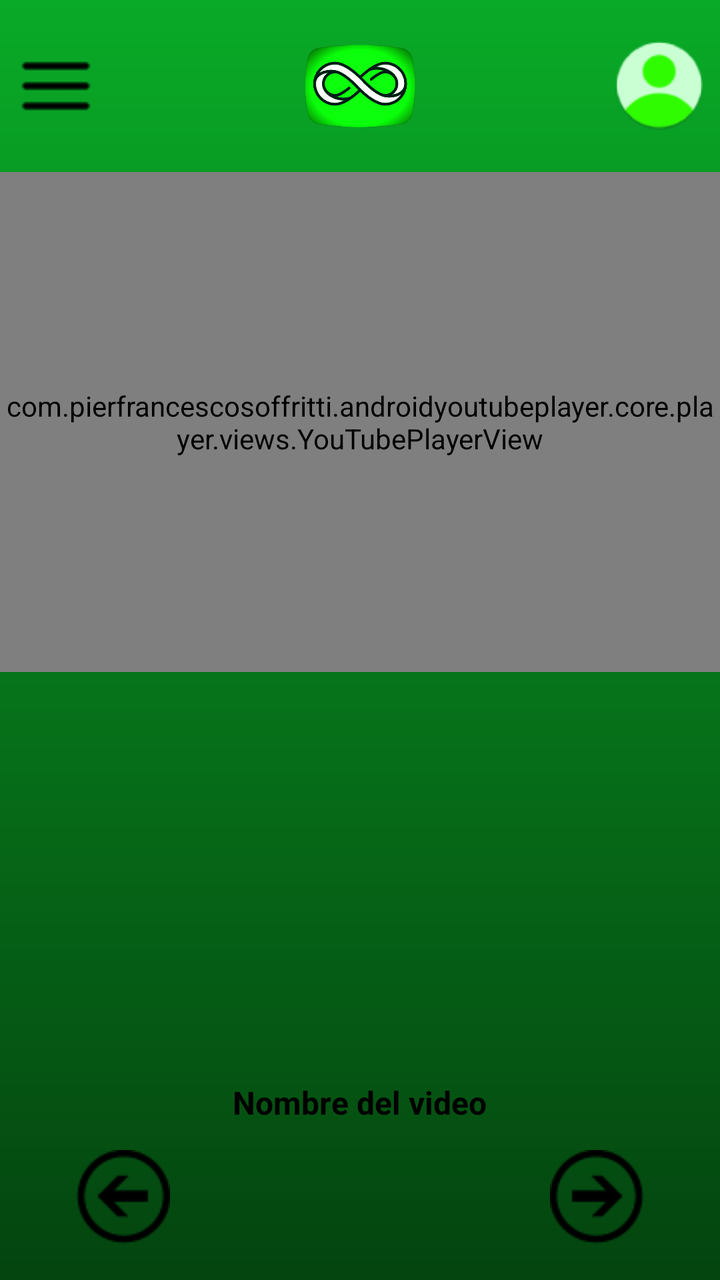
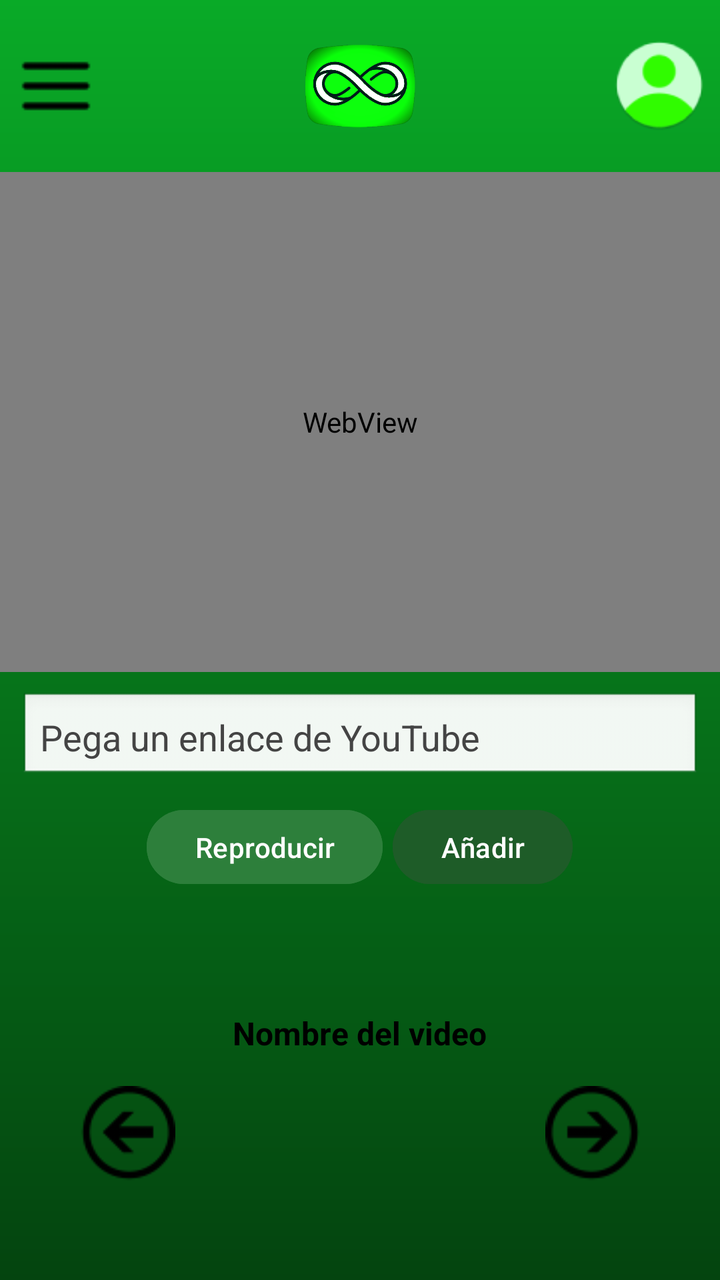

The first picture is an Android layout as it rendered before a commit; the second is the same layout after the commit. The layout source and the unified diff follow.
<!-- AndroidManifest.xml: application theme Theme.LoopTube -->
<!-- res/layout/activity_main.xml -->
<?xml version="1.0" encoding="utf-8"?>
<androidx.constraintlayout.widget.ConstraintLayout
    xmlns:android="http://schemas.android.com/apk/res/android"
    xmlns:app="http://schemas.android.com/apk/res-auto"
    android:layout_width="match_parent"
    android:layout_height="match_parent"
    android:background="@drawable/gradiente_verde">

    
    <androidx.constraintlayout.widget.ConstraintLayout
        android:id="@+id/header"
        android:layout_width="match_parent"
        android:layout_height="wrap_content"
        android:padding="8dp"
        app:layout_constraintTop_toTopOf="parent">

        <ImageButton
            android:id="@+id/btnMenu"
            android:layout_width="40dp"
            android:layout_height="40dp"
            android:src="@drawable/ic_menu"
            android:background="@null"
            app:tint="#000000"
            app:layout_constraintStart_toStartOf="parent"
            app:layout_constraintTop_toTopOf="parent"
            app:layout_constraintBottom_toBottomOf="parent" />

        <ImageView
            android:id="@+id/logoApp"
            android:layout_width="70dp"
            android:layout_height="70dp"
            android:src="@drawable/looptubeicon"
            app:layout_constraintTop_toTopOf="parent"
            app:layout_constraintBottom_toBottomOf="parent"
            app:layout_constraintStart_toStartOf="parent"
            app:layout_constraintEnd_toEndOf="parent" />

        <ImageButton
            android:id="@+id/btnPerfil"
            android:layout_width="45dp"
            android:layout_height="45dp"
            android:background="@drawable/circle_background"
            android:scaleType="centerInside"
            app:tint="@android:color/white"
            app:layout_constraintEnd_toEndOf="parent"
            app:layout_constraintTop_toTopOf="parent"
            app:layout_constraintBottom_toBottomOf="parent"/>
    </androidx.constraintlayout.widget.ConstraintLayout>

    
    <com.pierfrancescosoffritti.androidyoutubeplayer.core.player.views.YouTubePlayerView
        android:id="@+id/youtubePlayer"
        android:layout_width="0dp"
        android:layout_height="250dp"
        app:layout_constraintTop_toBottomOf="@id/header"
        app:layout_constraintStart_toStartOf="parent"
        app:layout_constraintEnd_toEndOf="parent"/>

    
    <LinearLayout
        android:id="@+id/contenedorReproductor"
        android:layout_width="0dp"
        android:layout_height="wrap_content"
        android:orientation="vertical"
        android:gravity="center_horizontal"
        android:padding="16dp"
        app:layout_constraintBottom_toBottomOf="parent"
        app:layout_constraintStart_toStartOf="parent"
        app:layout_constraintEnd_toEndOf="parent">

        <TextView
            android:id="@+id/tvTitulo"
            android:layout_width="wrap_content"
            android:layout_height="wrap_content"
            android:text="Nombre del video"
            android:textColor="#000000"
            android:textSize="16sp"
            android:textStyle="bold"
            android:layout_marginTop="4dp"/>

        <androidx.constraintlayout.widget.ConstraintLayout
            android:id="@+id/contenedorControles"
            android:layout_width="match_parent"
            android:layout_height="wrap_content"
            android:paddingHorizontal="20dp"
            android:layout_marginTop="12dp">

            <ImageButton
                android:id="@+id/btnPrev"
                android:layout_width="50dp"
                android:layout_height="50dp"
                android:src="@drawable/ic_prev"
                android:background="@null"
                app:tint="#000000"
                app:layout_constraintStart_toStartOf="parent"
                app:layout_constraintTop_toTopOf="parent"
                app:layout_constraintBottom_toBottomOf="parent" />

            <ImageButton
                android:id="@+id/btnNext"
                android:layout_width="50dp"
                android:layout_height="50dp"
                android:src="@drawable/ic_next"
                android:background="@null"
                app:tint="#000000"
                app:layout_constraintEnd_toEndOf="parent"
                app:layout_constraintTop_toTopOf="parent"
                app:layout_constraintBottom_toBottomOf="parent" />

        </androidx.constraintlayout.widget.ConstraintLayout>
    </LinearLayout>

</androidx.constraintlayout.widget.ConstraintLayout>
<!-- resources referenced by this layout -->
<resources>
  <!-- drawable circle_background: png bitmap (drawable, 2626 bytes) -->
  <!-- drawable gradiente_verde (drawable) -->
  <?xml version="1.0" encoding="utf-8"?>
  <shape xmlns:android="http://schemas.android.com/apk/res/android">
      <gradient
          android:startColor="#09AA27"
          android:endColor="#04440F"
          android:angle="270"/>
  </shape>
  <!-- drawable ic_menu: png bitmap (drawable, 234 bytes) -->
  <!-- drawable ic_next: png bitmap (drawable, 2282 bytes) -->
  <!-- drawable ic_prev: png bitmap (drawable, 1328 bytes) -->
  <!-- drawable looptubeicon: png bitmap (drawable, 60182 bytes) -->
  <style name="Theme.LoopTube" parent="Base.Theme.LoopTube" />
  <style name="Base.Theme.LoopTube" parent="Theme.Material3.DayNight.NoActionBar">
          
          
      </style>
</resources>

<!-- the commit's change to res/layout/activity_main.xml (unified diff, before → after) -->
@@ -48,13 +48,59 @@
     </androidx.constraintlayout.widget.ConstraintLayout>
 
     
-    <com.pierfrancescosoffritti.androidyoutubeplayer.core.player.views.YouTubePlayerView
-        android:id="@+id/youtubePlayer"
+    <WebView
+        android:id="@+id/webBuscador"
         android:layout_width="0dp"
         android:layout_height="250dp"
+        android:background="#FFFFFF"
         app:layout_constraintTop_toBottomOf="@id/header"
         app:layout_constraintStart_toStartOf="parent"
         app:layout_constraintEnd_toEndOf="parent"/>
+
+    
+    <EditText
+        android:id="@+id/etUrl"
+        android:layout_width="0dp"
+        android:layout_height="45dp"
+        android:hint="Pega un enlace de YouTube"
+        android:background="@android:drawable/edit_text"
+        android:padding="10dp"
+        android:textColor="#000"
+        android:textColorHint="#444"
+        app:layout_constraintTop_toBottomOf="@id/webBuscador"
+        app:layout_constraintStart_toStartOf="parent"
+        app:layout_constraintEnd_toEndOf="parent"
+        android:layout_margin="10dp"/>
+
+    
+    <LinearLayout
+        android:id="@+id/contenedorBotones"
+        android:layout_width="0dp"
+        android:layout_height="wrap_content"
+        android:orientation="horizontal"
+        android:gravity="center"
+        android:padding="10dp"
+        app:layout_constraintTop_toBottomOf="@id/etUrl"
+        app:layout_constraintStart_toStartOf="parent"
+        app:layout_constraintEnd_toEndOf="parent">
+
+        <Button
+            android:id="@+id/btnCargar"
+            android:layout_width="wrap_content"
+            android:layout_height="45dp"
+            android:text="Reproducir"
+            android:backgroundTint="#2D7F3B"
+            android:textColor="#FFFFFF"
+            android:layout_marginEnd="5dp"/>
+
+        <Button
+            android:id="@+id/btnAñadirCola"
+            android:layout_width="wrap_content"
+            android:layout_height="45dp"
+            android:text="Añadir"
+            android:backgroundTint="#1E5C28"
+            android:textColor="#FFFFFF"/>
+    </LinearLayout>
 
     
     <LinearLayout
@@ -64,9 +110,10 @@
         android:orientation="vertical"
         android:gravity="center_horizontal"
         android:padding="16dp"
-        app:layout_constraintBottom_toBottomOf="parent"
+        app:layout_constraintTop_toBottomOf="@id/contenedorBotones"
         app:layout_constraintStart_toStartOf="parent"
-        app:layout_constraintEnd_toEndOf="parent">
+        app:layout_constraintEnd_toEndOf="parent"
+        app:layout_constraintBottom_toBottomOf="parent">
 
         <TextView
             android:id="@+id/tvTitulo"
@@ -87,8 +134,8 @@
 
             <ImageButton
                 android:id="@+id/btnPrev"
-                android:layout_width="50dp"
-                android:layout_height="50dp"
+                android:layout_width="55dp"
+                android:layout_height="55dp"
                 android:src="@drawable/ic_prev"
                 android:background="@null"
                 app:tint="#000000"
@@ -98,8 +145,8 @@
 
             <ImageButton
                 android:id="@+id/btnNext"
-                android:layout_width="50dp"
-                android:layout_height="50dp"
+                android:layout_width="55dp"
+                android:layout_height="55dp"
                 android:src="@drawable/ic_next"
                 android:background="@null"
                 app:tint="#000000"
